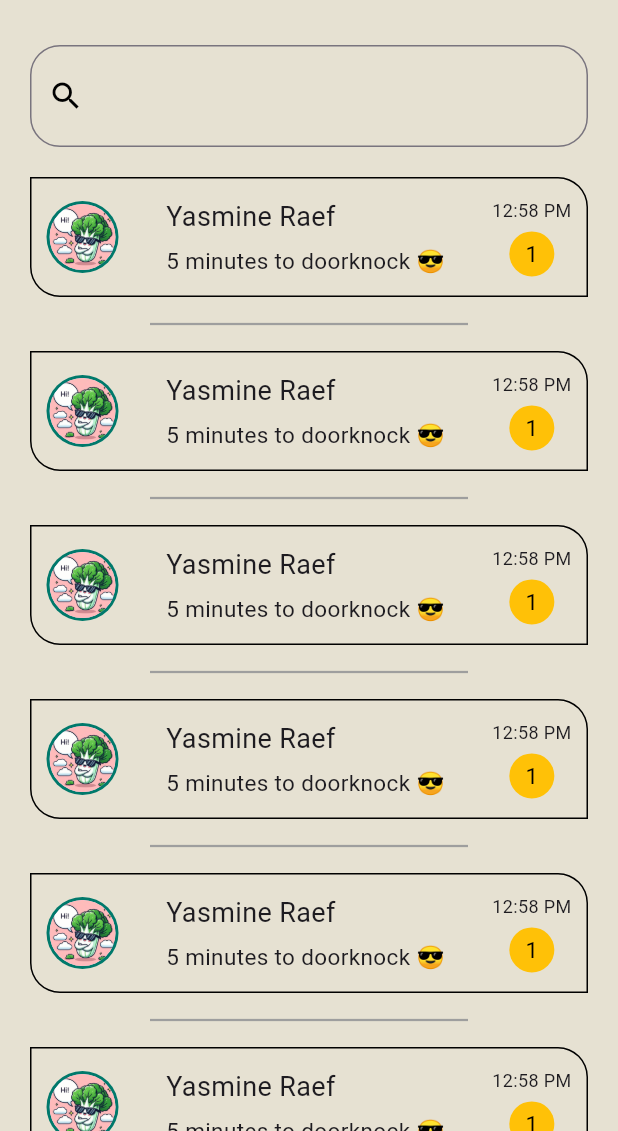
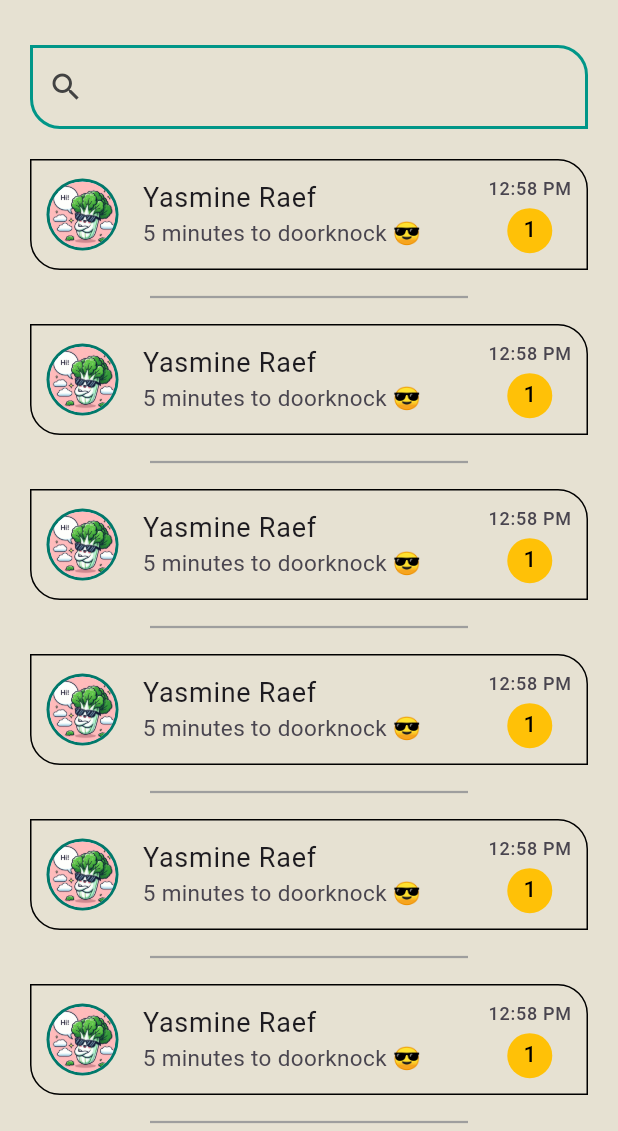
Before and after one commit to YasmineRaef/Chatting_App, a Flutter app: the CustomScreen screen opened directly, on a phone screen of 412 x 824 dp, the part 105-1236 px from its top. Run offline on Flutter 3.47's test engine with Material 3 defaults, Android fonts, the phone set to English and light mode, and no system bars; our stand-ins replace chat_bubbles, emoji_picker_flutter, flutter_contacts, gap, get, get_storage and 2 more; accounts and stored records are empty.

Commit message:
Authentication, Routes, Chatter Refactoring

```diff
--- a/lib/app/app.dart
+++ b/lib/app/app.dart
@@ -3,7 +3,7 @@ import 'package:get/get.dart';
 
 import '../data/get_storage.dart';
 import '../presentation/resources/app_routes.dart';
-import '../presentation/resources/theme_manager.dart';
+import '../presentation/resources/app_theme.dart';
 import 'app_localizations.dart';
 
 class ChatApp extends StatelessWidget {
--- a/lib/main.dart
+++ b/lib/main.dart
@@ -6,10 +6,8 @@ import 'app/app.dart';
 
 void main() async {
   WidgetsFlutterBinding.ensureInitialized();
+  SystemChrome.setSystemUIOverlayStyle(SystemUiOverlayStyle(statusBarColor: Colors.transparent));
 
   await GetStorage.init();
-
-  SystemChrome.setSystemUIOverlayStyle(SystemUiOverlayStyle(statusBarColor: Colors.transparent));
-
   runApp(const ChatApp());
 }
--- a/lib/presentation/auth/sign_in_screen.dart
+++ b/lib/presentation/auth/sign_in_screen.dart
@@ -17,7 +17,7 @@ class SignInScreen extends StatelessWidget {
       talk: isNewMember ? "Activate your new account" : "Welcome Back",
       contentWidgets: const [
         Gap(30),
-        CustomTextField(hintText: "username", textIcon: Icons.abc),
+        CustomTextField(hintText: "username", textIcon: Icons.person),
         CustomDivider(),
         CustomTextField(hintText: "password", textIcon: Icons.remove_red_eye),
         Gap(30),
--- a/lib/presentation/screens/welcome_screen.dart
+++ b/lib/presentation/auth/welcome_screen.dart
@@ -1,7 +1,7 @@
 import 'package:flutter/material.dart';
 import 'package:gap/gap.dart';
 
-import '../auth/widget/custom_auth_screen.dart';
+import 'widget/custom_auth_screen.dart';
 import '../resources/app_routes.dart';
 import '../widgets/buttons.dart';
 import '../widgets/custom_divider.dart';
--- a/lib/presentation/resources/app_assets.dart
+++ b/lib/presentation/resources/app_assets.dart
@@ -1,9 +1,9 @@
 class AppAssets {
   AppAssets._();
 
-  static const String _images = 'assets/images';
+  static const _images = 'assets/images';
 
-  static const String lettuceProfile = "$_images/profile_lettuce.jpg";
-  static const String lettuceLight = '$_images/lettuce_chat_logo.jpeg';
-  static const String lettuceDark = '$_images/lettuce_chat_logo_dark.jpeg';
+  static const lettuceProfile = "$_images/profile_lettuce.jpg";
+  static const lettuceLight = '$_images/lettuce_chat_logo.jpeg';
+  static const lettuceDark = '$_images/lettuce_chat_logo_dark.jpeg';
 }
--- a/lib/presentation/resources/app_routes.dart
+++ b/lib/presentation/resources/app_routes.dart
@@ -6,21 +6,20 @@ import '../screens/chats_screen.dart';
 import '../screens/chatting_screen.dart';
 import '../screens/profile_screen.dart';
 import '../screens/settings_screen.dart';
-import '../screens/welcome_screen.dart';
+import '../auth/welcome_screen.dart';
 import 'app_bindings.dart';
 
 class NamedRoutes {
-  static const String welcomeScreen = "/";
+  static const welcomeScreen = "/welcome";
 
-  static const String signInScreen = "/signInScreen";
+  static const signInScreen = "/sign-in";
+  static const signUpScreen = "/sign-up";
 
-  static const String chatsScreen = "/chatsScreen";
+  static const chatsScreen = "/chats";
 
-  static const String profileScreen = "/profileScreen";
-  static const String settingsScreen = "/settingsScreen";
-  static const String chattingScreen = "/chattingScreen";
-
-  static const String signUpScreen = "/signUpScreen";
+  static const profileScreen = "/profile";
+  static const settingsScreen = "/settings";
+  static const chattingScreen = "/chatting";
 }
 
 class GeneratedRoutes {
@@ -29,11 +28,10 @@ class GeneratedRoutes {
       GetPage(name: NamedRoutes.welcomeScreen, page: () => const WelcomeScreen()),
       //
       GetPage(name: NamedRoutes.chatsScreen, page: () => const ChatsScreen()),
-      //
+
+      GetPage(name: NamedRoutes.signInScreen, page: () => SignInScreen(isNewMember: Get.arguments)),
       GetPage(name: NamedRoutes.signUpScreen, page: () => const SignUpScreen(), binding: SignUpBinding()),
-      //
-      GetPage(name: NamedRoutes.signInScreen, page: () => SignInScreen(isNewMember: Get.arguments)),
-      //
+
       GetPage(name: NamedRoutes.profileScreen, page: () => const ProfileScreen()),
       GetPage(name: NamedRoutes.settingsScreen, page: () => const SettingsScreen()),
       GetPage(name: NamedRoutes.chattingScreen, page: () => const ChattingScreen()),
--- a/lib/presentation/screens/chats_screen.dart
+++ b/lib/presentation/screens/chats_screen.dart
@@ -15,7 +15,6 @@ class ChatsScreen extends StatelessWidget {
       pageTitle: "appName",
       appBarIcon: Icons.settings,
       directedPage: NamedRoutes.settingsScreen,
-      //
       contentBody: SingleChildScrollView(
         child: Padding(
           padding: const EdgeInsets.all(20),
--- a/lib/presentation/screens/profile_screen.dart
+++ b/lib/presentation/screens/profile_screen.dart
@@ -15,7 +15,7 @@ class ProfileScreen extends StatelessWidget {
     return const CustomScreen(
       pageTitle: "profile",
       appBarIcon: Icons.arrow_back,
-      directedPage: NamedRoutes.chatsScreen, // It's Clear
+      directedPage: NamedRoutes.chatsScreen,
       contentBody: SingleChildScrollView(
         child: Padding(
           padding: EdgeInsets.all(10),
--- a/lib/presentation/widgets/buttons.dart
+++ b/lib/presentation/widgets/buttons.dart
@@ -20,7 +20,7 @@ class GoToButton extends StatelessWidget {
   Widget build(BuildContext context) {
     return ElevatedButton(
       onPressed: () => Get.offNamed(directedPage, arguments: _manageSignIn()),
-      child: Text(Tr(text).tr(context), style: Theme.of(context).textTheme.bodySmall),
+      child: Text(Tr(text).tr(context), textAlign: TextAlign.center, style: Theme.of(context).textTheme.bodySmall),
     );
   }
 }
--- a/lib/presentation/widgets/chatter.dart
+++ b/lib/presentation/widgets/chatter.dart
@@ -10,52 +10,20 @@ class Chatter extends StatelessWidget {
 
   @override
   Widget build(BuildContext context) {
-    return GestureDetector(
+    return ListTile(
+      contentPadding: EdgeInsets.symmetric(horizontal: 10),
       onTap: () => Get.offNamed(NamedRoutes.chattingScreen),
-      child: Container(
-        height: 80,
-        width: 370,
-        padding: const EdgeInsets.all(10),
-        decoration: BoxDecoration(
-          border: Border.all(color: Colors.black),
-          borderRadius: const BorderRadius.only(topRight: Radius.circular(20), bottomLeft: Radius.circular(20)),
-        ),
-        child: Row(
-          mainAxisAlignment: MainAxisAlignment.spaceBetween,
-          children: [
-            // User Profile Picture
-            const CircleAvatar(
-              radius: 24,
-              backgroundColor: AppColors.teal700,
-              child: CircleAvatar(radius: 22, backgroundImage: AssetImage(AppAssets.lettuceProfile)),
-            ),
-            const Column(
-              crossAxisAlignment: CrossAxisAlignment.start,
-              mainAxisAlignment: MainAxisAlignment.spaceAround,
-              children: [
-                // Username
-                Text("Yasmine Raef", style: TextStyle(fontSize: 18)),
-                // Last Message
-                Text("5 minutes to doorknock 😎", style: TextStyle(fontSize: 15)),
-              ],
-            ),
-            Column(
-              mainAxisAlignment: MainAxisAlignment.spaceAround,
-              children: [
-                // Last Message Time
-                const Text("12:58 PM", style: TextStyle(fontSize: 12)),
-                // Number of Unread Messages
-                Container(
-                  width: 30,
-                  height: 30,
-                  alignment: Alignment.center,
-                  decoration: BoxDecoration(color: Colors.amber, borderRadius: BorderRadius.circular(50)),
-                  child: const Text("1", style: TextStyle(color: Colors.black, fontSize: 15)),
-                )
-              ],
-            )
-          ],
-        ),
+      title: Text("Yasmine Raef", style: TextStyle(fontSize: 18)),
+      subtitle: Text("5 minutes to doorknock 😎", style: TextStyle(fontSize: 15)),
+      shape: OutlineInputBorder(borderRadius: const BorderRadius.only(topRight: Radius.circular(20), bottomLeft: Radius.circular(20))),
+      leading: const CircleAvatar(
+          radius: 24, backgroundColor: AppColors.teal700, child: CircleAvatar(radius: 22, backgroundImage: AssetImage(AppAssets.lettuceProfile))),
+      trailing: Column(
+        mainAxisAlignment: MainAxisAlignment.spaceAround,
+        children: [
+          const Text("12:58 PM", style: TextStyle(fontSize: 12)),
+          CircleAvatar(radius: 15, backgroundColor: Colors.amber, child: const Text("1", style: TextStyle(color: Colors.black, fontSize: 15)))
+        ],
       ),
     );
   }
--- a/pubspec.yaml
+++ b/pubspec.yaml
@@ -8,16 +8,15 @@ environment:
 
 dependencies:
   chat_bubbles: ^1.6.0
-  emoji_picker_flutter: ^1.6.4
+  emoji_picker_flutter: ^3.1.0
 
   flutter:
     sdk: flutter
   flutter_contacts: ^1.1.9+2
-
   flutter_localizations:
     sdk: flutter
   gap: ^3.0.1
-  get:
+  get: null
   get_storage: ^2.1.1
   image_picker: ^1.1.2
   popover: ^0.2.8+2
```
Also changed, not shown: lib/presentation/auth/sign_up/sign_up_screen.dart (+5 -4 lines), lib/presentation/auth/widget/custom_auth_screen.dart (+3 -7 lines), lib/presentation/resources/app_theme.dart (renamed from lib/presentation/resources/theme_manager.dart, +15 -8 lines), lib/presentation/screens/chatting_screen.dart (+9 -21 lines), lib/presentation/widgets/custom_list_tile.dart (+5 -8 lines), lib/presentation/widgets/custom_text_field.dart (+5 -19 lines), lib/presentation/widgets/menu_button.dart (+8 -7 lines), pubspec.lock, 1 other file.
